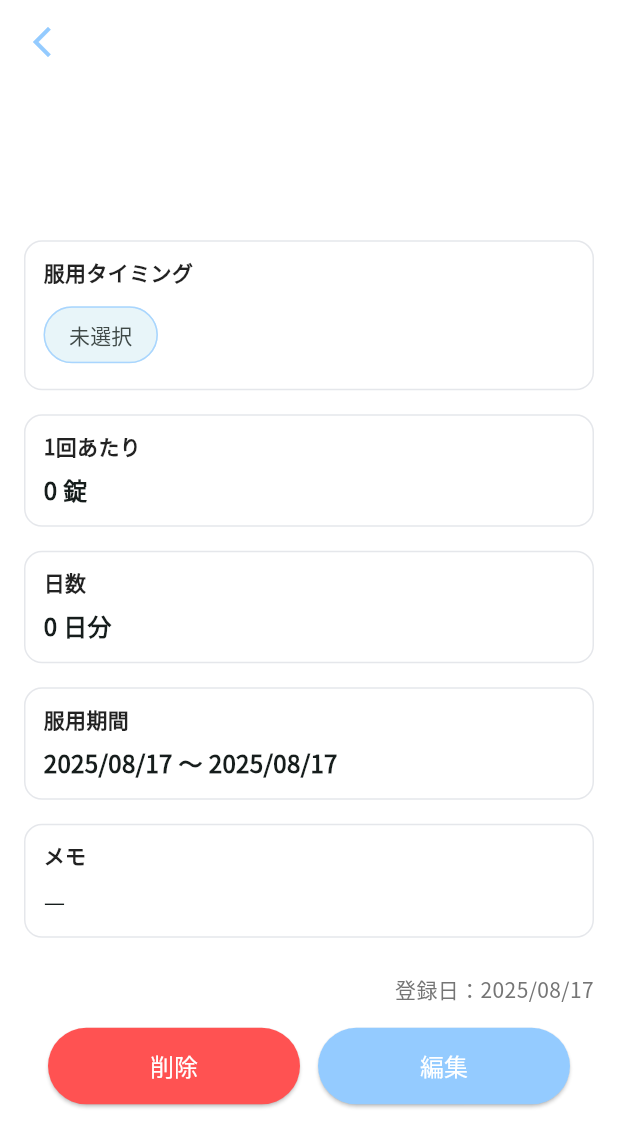
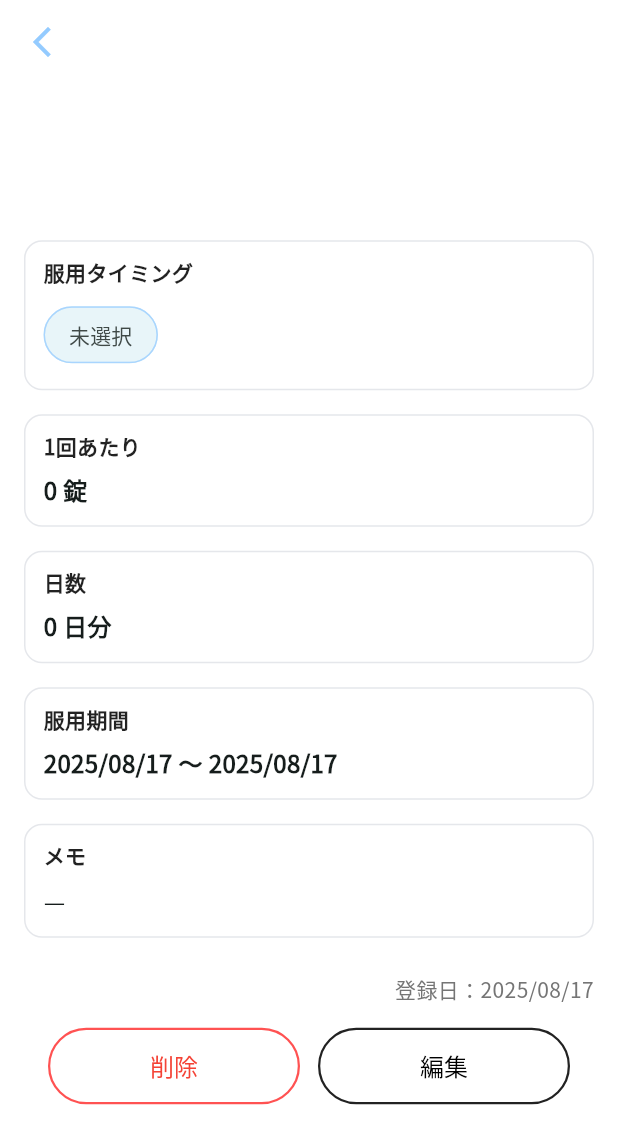
Before and after one commit to oiM-o/medicine_reminder, a Flutter app: the MedicineDetailScreen screen opened directly with empty values, on a phone screen of 412 x 824 dp. Shown: the top 1147 px of the screen. Run offline on Flutter 3.47's test engine with Material 3 defaults, Android fonts, the phone set to English and light mode, and no system bars; our stand-ins replace camera, flutter_svg, fluttertoast, sqflite; missing offline and left inert: google_mlkit_text_recognition; accounts and stored records are empty.

Commit message:
削除ボタンおよび編集botan のデザイン変更

```diff
--- a/lib/ui/screen/medicine_detail_screen.dart
+++ b/lib/ui/screen/medicine_detail_screen.dart
@@ -115,9 +115,10 @@ class MedicineDetailScreen extends StatelessWidget {
             child: Row(
               children: [
                 Expanded(
-                  child: ElevatedButton(
-                    style: ElevatedButton.styleFrom(
-                      backgroundColor: Colors.redAccent,
+                  child: OutlinedButton(
+                    style: OutlinedButton.styleFrom(
+                      backgroundColor: Colors.white,
+                      side: const BorderSide(color: Colors.redAccent, width: 1.5),
                       padding: const EdgeInsets.symmetric(vertical: 14),
                     ),
                     onPressed: () {
@@ -125,15 +126,16 @@ class MedicineDetailScreen extends StatelessWidget {
                     },
                     child: const Text(
                       "削除",
-                      style: TextStyle(color: Colors.white, fontSize: 16),
+                      style: TextStyle(color: Colors.red, fontSize: 16),
                     ),
                   ),
                 ),
                 const SizedBox(width: 12),
                 Expanded(
-                  child: ElevatedButton(
-                    style: ElevatedButton.styleFrom(
-                      backgroundColor: _blue,
+                  child: OutlinedButton(
+                    style: OutlinedButton.styleFrom(
+                      backgroundColor: Colors.white,
+                      side: const BorderSide(color: Colors.black87, width: 1.5),
                       padding: const EdgeInsets.symmetric(vertical: 14),
                     ),
                     onPressed: () {
@@ -141,7 +143,7 @@ class MedicineDetailScreen extends StatelessWidget {
                     },
                     child: const Text(
                       "編集",
-                      style: TextStyle(color: Colors.white, fontSize: 16),
+                      style: TextStyle(color: Colors.black, fontSize: 16),
                     ),
                   ),
                 ),
```
